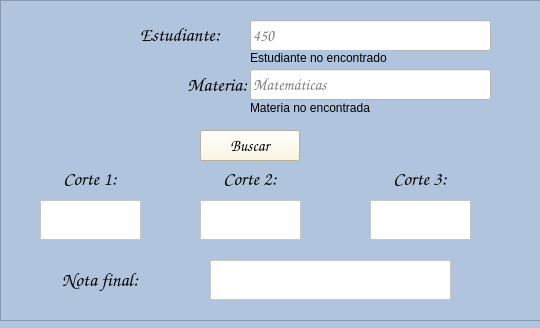
Before: the Qt Designer form view/ui/consultarp.ui in Juan961/POSM-Project, drawn with Qt 5.
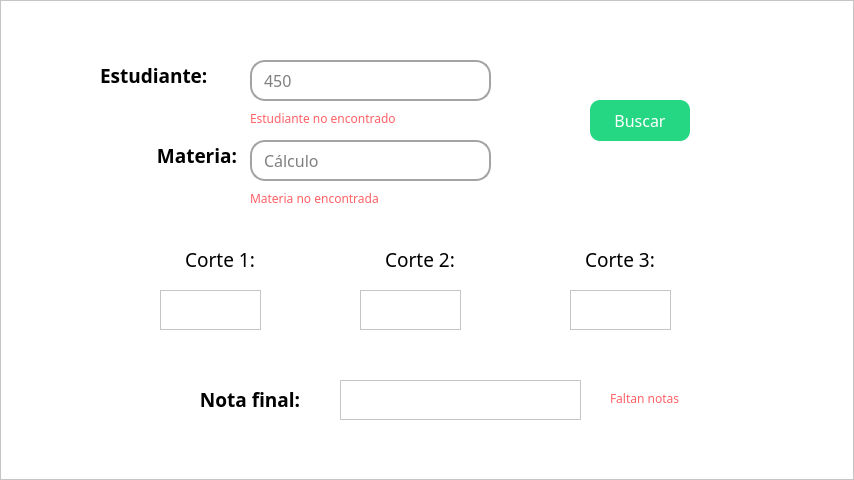
After: the same form once the commit is applied.

Patch:
```diff
--- a/view/ui/consultarp.ui
+++ b/view/ui/consultarp.ui
@@ -6,8 +6,8 @@
    <rect>
     <x>0</x>
     <y>0</y>
-    <width>540</width>
-    <height>328</height>
+    <width>854</width>
+    <height>480</height>
    </rect>
   </property>
   <property name="windowTitle">
@@ -17,7 +17,7 @@
    <string/>
   </property>
   <property name="styleSheet">
-   <string notr="true">background-color: rgb(176,196,222);</string>
+   <string notr="true">background-color: white;</string>
   </property>
   <property name="windowFilePath">
    <string/>
@@ -27,8 +27,8 @@
     <rect>
      <x>0</x>
      <y>0</y>
-     <width>541</width>
-     <height>321</height>
+     <width>854</width>
+     <height>480</height>
     </rect>
    </property>
    <property name="frameShape">
@@ -40,15 +40,15 @@
    <widget class="QTextBrowser" name="c1">
     <property name="geometry">
      <rect>
-      <x>40</x>
-      <y>200</y>
+      <x>160</x>
+      <y>290</y>
       <width>101</width>
       <height>40</height>
      </rect>
     </property>
     <property name="font">
      <font>
-      <family>Comic Sans MS</family>
+      <family>Montserrat Thin</family>
       <pointsize>12</pointsize>
      </font>
     </property>
@@ -65,15 +65,15 @@
    <widget class="QTextBrowser" name="c3">
     <property name="geometry">
      <rect>
-      <x>370</x>
-      <y>200</y>
+      <x>570</x>
+      <y>290</y>
       <width>101</width>
       <height>40</height>
      </rect>
     </property>
     <property name="font">
      <font>
-      <family>Comic Sans MS</family>
+      <family>Montserrat Thin</family>
       <pointsize>12</pointsize>
      </font>
     </property>
@@ -87,15 +87,15 @@
    <widget class="QLabel" name="label_7">
     <property name="geometry">
      <rect>
-      <x>150</x>
-      <y>70</y>
+      <x>140</x>
+      <y>140</y>
       <width>97</width>
       <height>31</height>
      </rect>
     </property>
     <property name="font">
      <font>
-      <family>Comic Sans MS</family>
+      <family>Montserrat Thin</family>
       <pointsize>14</pointsize>
       <weight>75</weight>
       <bold>true</bold>
@@ -108,15 +108,15 @@
    <widget class="QLabel" name="label_10">
     <property name="geometry">
      <rect>
-      <x>170</x>
-      <y>160</y>
+      <x>340</x>
+      <y>240</y>
       <width>160</width>
       <height>39</height>
      </rect>
     </property>
     <property name="font">
      <font>
-      <family>Comic Sans MS</family>
+      <family>Montserrat Thin</family>
       <pointsize>14</pointsize>
       <weight>75</weight>
       <bold>true</bold>
@@ -129,15 +129,15 @@
    <widget class="QLabel" name="label_8">
     <property name="geometry">
      <rect>
-      <x>140</x>
-      <y>20</y>
-      <width>111</width>
+      <x>100</x>
+      <y>60</y>
+      <width>141</width>
       <height>30</height>
      </rect>
     </property>
     <property name="font">
      <font>
-      <family>Comic Sans MS</family>
+      <family>Montserrat Thin</family>
       <pointsize>14</pointsize>
       <weight>75</weight>
       <bold>true</bold>
@@ -150,15 +150,15 @@
    <widget class="QLabel" name="label_11">
     <property name="geometry">
      <rect>
-      <x>340</x>
-      <y>160</y>
+      <x>540</x>
+      <y>240</y>
       <width>160</width>
       <height>39</height>
      </rect>
     </property>
     <property name="font">
      <font>
-      <family>Comic Sans MS</family>
+      <family>Montserrat Thin</family>
       <pointsize>14</pointsize>
       <weight>75</weight>
       <bold>true</bold>
@@ -171,15 +171,15 @@
    <widget class="QTextBrowser" name="nf">
     <property name="geometry">
      <rect>
-      <x>210</x>
-      <y>260</y>
+      <x>340</x>
+      <y>380</y>
       <width>241</width>
       <height>40</height>
      </rect>
     </property>
     <property name="font">
      <font>
-      <family>Comic Sans MS</family>
+      <family>Montserrat Thin</family>
       <pointsize>12</pointsize>
      </font>
     </property>
@@ -190,20 +190,22 @@
    <widget class="QPushButton" name="burcarno">
     <property name="geometry">
      <rect>
-      <x>200</x>
-      <y>130</y>
+      <x>590</x>
+      <y>100</y>
       <width>100</width>
-      <height>31</height>
+      <height>41</height>
      </rect>
     </property>
     <property name="font">
      <font>
-      <family>Comic Sans MS</family>
+      <family>Raleway Thin</family>
       <pointsize>12</pointsize>
      </font>
     </property>
     <property name="styleSheet">
-     <string notr="true">background-color: rgb(255, 248, 220);</string>
+     <string notr="true">background-color:#25D683;
+color: white;
+border-radius: 10px;</string>
     </property>
     <property name="text">
      <string>Buscar</string>
@@ -212,15 +214,15 @@
    <widget class="QLabel" name="label_12">
     <property name="geometry">
      <rect>
-      <x>20</x>
-      <y>260</y>
+      <x>170</x>
+      <y>380</y>
       <width>160</width>
       <height>40</height>
      </rect>
     </property>
     <property name="font">
      <font>
-      <family>Comic Sans MS</family>
+      <family>Montserrat Thin</family>
       <pointsize>14</pointsize>
       <weight>75</weight>
       <bold>true</bold>
@@ -233,15 +235,15 @@
    <widget class="QLabel" name="label_9">
     <property name="geometry">
      <rect>
-      <x>10</x>
-      <y>160</y>
+      <x>140</x>
+      <y>240</y>
       <width>160</width>
       <height>39</height>
      </rect>
     </property>
     <property name="font">
      <font>
-      <family>Comic Sans MS</family>
+      <family>Montserrat Thin</family>
       <pointsize>14</pointsize>
       <weight>75</weight>
       <bold>true</bold>
@@ -254,15 +256,15 @@
    <widget class="QTextBrowser" name="c2">
     <property name="geometry">
      <rect>
-      <x>200</x>
-      <y>200</y>
+      <x>360</x>
+      <y>290</y>
       <width>101</width>
       <height>40</height>
      </rect>
     </property>
     <property name="font">
      <font>
-      <family>Comic Sans MS</family>
+      <family>Montserrat Thin</family>
       <pointsize>12</pointsize>
      </font>
     </property>
@@ -277,19 +279,24 @@
     <property name="geometry">
      <rect>
       <x>250</x>
-      <y>20</y>
+      <y>60</y>
       <width>241</width>
-      <height>31</height>
+      <height>41</height>
      </rect>
     </property>
     <property name="font">
      <font>
-      <family>Comic Sans MS</family>
+      <family>Montserrat Thin</family>
       <pointsize>12</pointsize>
      </font>
     </property>
     <property name="styleSheet">
-     <string notr="true">background-color: rgb(255, 255, 255);</string>
+     <string notr="true">background-color: rgb(255, 255, 255);
+border-radius: 15px;
+padding: 0px 10px;
+border-width: 2px;
+border-style: solid;
+border-color: #A3A3A3;</string>
     </property>
     <property name="placeholderText">
      <string>450</string>
@@ -299,22 +306,27 @@
     <property name="geometry">
      <rect>
       <x>250</x>
-      <y>69</y>
+      <y>140</y>
       <width>241</width>
-      <height>31</height>
+      <height>41</height>
      </rect>
     </property>
     <property name="font">
      <font>
-      <family>Comic Sans MS</family>
+      <family>Montserrat Thin</family>
       <pointsize>12</pointsize>
      </font>
     </property>
     <property name="styleSheet">
-     <string notr="true">background-color: rgb(255, 255, 255);</string>
+     <string notr="true">background-color: rgb(255, 255, 255);
+border-radius: 15px;
+padding: 0px 10px;
+border-width: 2px;
+border-style: solid;
+border-color: #A3A3A3;</string>
     </property>
     <property name="placeholderText">
-     <string>Matemáticas</string>
+     <string>Cálculo</string>
     </property>
    </widget>
    <widget class="QLabel" name="err_ma">
@@ -324,11 +336,20 @@
     <property name="geometry">
      <rect>
       <x>250</x>
-      <y>100</y>
-      <width>121</width>
+      <y>190</y>
+      <width>171</width>
       <height>16</height>
      </rect>
     </property>
+    <property name="font">
+     <font>
+      <family>Montserrat Thin</family>
+     </font>
+    </property>
+    <property name="styleSheet">
+     <string notr="true">color: rgb(254, 97, 102);
+</string>
+    </property>
     <property name="text">
      <string>Materia no encontrada</string>
     </property>
@@ -340,15 +361,51 @@
     <property name="geometry">
      <rect>
       <x>250</x>
-      <y>50</y>
-      <width>141</width>
+      <y>110</y>
+      <width>191</width>
       <height>16</height>
      </rect>
     </property>
+    <property name="font">
+     <font>
+      <family>Montserrat Thin</family>
+     </font>
+    </property>
+    <property name="styleSheet">
+     <string notr="true">color: rgb(254, 97, 102);
+</string>
+    </property>
     <property name="text">
      <string>Estudiante no encontrado</string>
     </property>
    </widget>
+   <widget class="QLabel" name="err_no">
+    <property name="enabled">
+     <bool>true</bool>
+    </property>
+    <property name="geometry">
+     <rect>
+      <x>610</x>
+      <y>390</y>
+      <width>131</width>
+      <height>16</height>
+     </rect>
+    </property>
+    <property name="font">
+     <font>
+      <family>Montserrat Thin</family>
+      <weight>50</weight>
+      <bold>false</bold>
+     </font>
+    </property>
+    <property name="styleSheet">
+     <string notr="true">color: rgb(254, 97, 102);
+</string>
+    </property>
+    <property name="text">
+     <string>Faltan notas</string>
+    </property>
+   </widget>
   </widget>
  </widget>
  <resources/>
```
Left out of the diff: 5 changed lines with no effect on the pictures.
